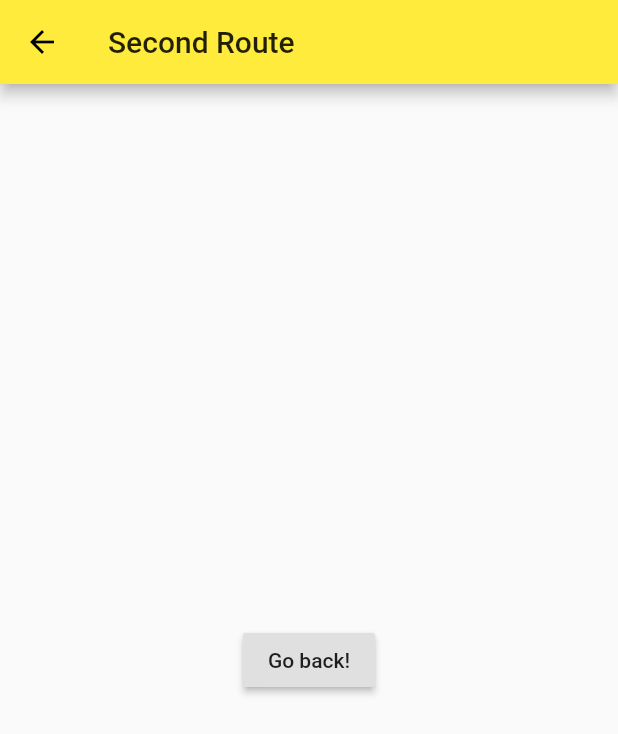
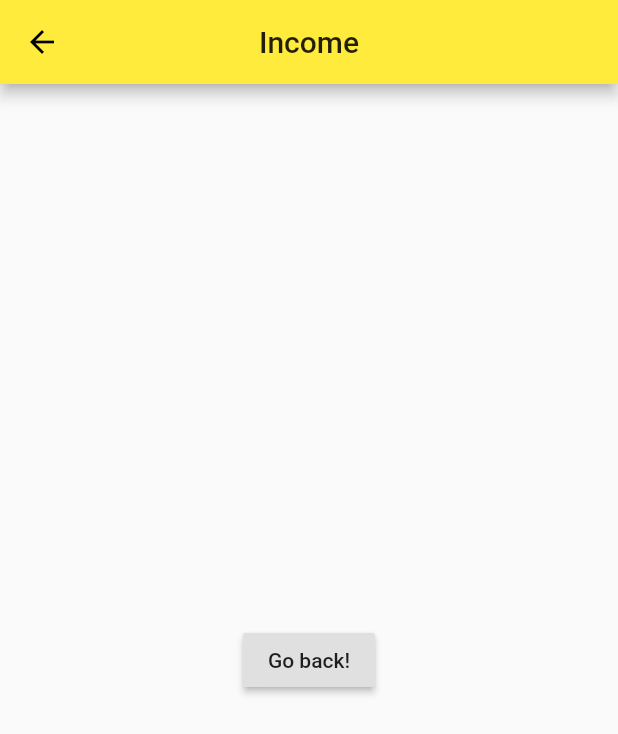
Before and after one commit to Monasafer/app-mobile, a Flutter app: the screen it shows after launch, after a tap on "70.001", on a phone screen of 412 x 824 dp. Shown: the top 734 px of the screen. Run offline on Flutter 3.47's test engine with Material 2 defaults, Android fonts, the phone set to English and light mode, and no system bars.

Commit message:
main components created

```diff
--- a/lib/cardComponent.dart
+++ b/lib/cardComponent.dart
@@ -1,6 +1,7 @@
 import 'package:flutter/cupertino.dart';
 import 'package:flutter/material.dart';
 
+import 'incomeListComponent.dart';
 import 'outputListComponent.dart';
 
 class CardComponent extends StatefulWidget {
@@ -28,7 +29,7 @@ class _CardComponentState extends State<CardComponent> {
         onPressed: () {
           Navigator.push(
             context,
-            MaterialPageRoute(builder: (context) => outputListComponent()),
+            MaterialPageRoute(builder: (context) => incomeListComponent()),
           );
         },
         shape: new RoundedRectangleBorder(
--- /dev/null
+++ b/lib/incomeListComponent.dart
@@ -0,0 +1,27 @@
+import 'package:flutter/cupertino.dart';
+import 'package:flutter/material.dart';
+
+class incomeListComponent extends StatefulWidget {
+  @override
+  _incomeListComponentState createState() => _incomeListComponentState();
+}
+
+class _incomeListComponentState extends State<incomeListComponent> {
+  @override
+  Widget build(BuildContext context) {
+    return Scaffold(
+      appBar: AppBar(
+        title: Text("Income"),
+        centerTitle: true,
+      ),
+      body: Center(
+        child: RaisedButton(
+          onPressed: () {
+            // Navigate back to first route when tapped.
+          },
+          child: Text('Go back!'),
+        ),
+      ),
+    );
+  }
+}
```
Also changed, not shown: lib/savingListComponent.dart (added, +26 -0 lines).
